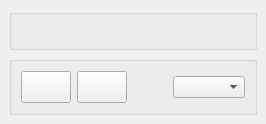
Before: the Qt Designer form src/components/core/inspector/ui/Inspector.ui in KelSolaar/sIBL_GUI, drawn with Qt 5.
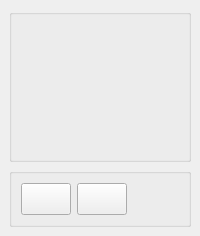
After: the same form once the commit is applied.

Commit message: Update "inspector" component ui.

Patch:
```diff
--- a/src/components/core/inspector/ui/Inspector.ui
+++ b/src/components/core/inspector/ui/Inspector.ui
@@ -7,10 +7,10 @@
   </property>
   <widget class="QWidget" name="Inspector_dockWidgetContents">
    <layout class="QGridLayout" name="Inspector_dockWidgetContents_gridLayout">
-    <item row="0" column="0">
+    <item row="0" column="0" colspan="2">
      <widget class="QGroupBox" name="Preview_groupBox">
       <property name="sizePolicy">
-       <sizepolicy hsizetype="Preferred" vsizetype="Maximum">
+       <sizepolicy hsizetype="Preferred" vsizetype="Expanding">
         <horstretch>0</horstretch>
         <verstretch>0</verstretch>
        </sizepolicy>
@@ -20,28 +20,74 @@
       </property>
       <layout class="QGridLayout" name="Preview_groupBox_gridLayout">
        <item row="0" column="0">
-        <widget class="QLabel" name="Image_label">
-         <property name="text">
-          <string/>
+        <widget class="QFrame" name="Overall_frame">
+         <property name="frameShadow">
+          <enum>QFrame::Raised</enum>
          </property>
+         <layout class="QGridLayout" name="Overall_frame_gridLayout">
+          <item row="0" column="0">
+           <widget class="QFrame" name="Title_frame">
+            <property name="frameShadow">
+             <enum>QFrame::Raised</enum>
+            </property>
+            <layout class="QGridLayout" name="Title_frame_gridLayout">
+             <item row="0" column="0">
+              <widget class="QLabel" name="Title_label">
+               <property name="text">
+                <string/>
+               </property>
+              </widget>
+             </item>
+            </layout>
+           </widget>
+          </item>
+          <item row="1" column="0">
+           <widget class="QFrame" name="Image_frame">
+            <property name="sizePolicy">
+             <sizepolicy hsizetype="Preferred" vsizetype="Expanding">
+              <horstretch>0</horstretch>
+              <verstretch>0</verstretch>
+             </sizepolicy>
+            </property>
+            <layout class="QGridLayout" name="Image_frame_gridLayout">
+             <item row="0" column="0">
+              <widget class="QLabel" name="Image_label">
+               <property name="text">
+                <string/>
+               </property>
+               <property name="alignment">
+                <set>Qt::AlignCenter</set>
+               </property>
+              </widget>
+             </item>
+            </layout>
+           </widget>
+          </item>
+          <item row="2" column="0">
+           <widget class="QFrame" name="Details_frame">
+            <layout class="QGridLayout" name="Details_frame_gridLayout">
+             <item row="0" column="0">
+              <widget class="QLabel" name="Details_label">
+               <property name="text">
+                <string/>
+               </property>
+              </widget>
+             </item>
+            </layout>
+           </widget>
+          </item>
+         </layout>
         </widget>
        </item>
       </layout>
      </widget>
     </item>
-    <item row="1" column="0">
+    <item row="1" column="0" colspan="2">
      <widget class="QGroupBox" name="Options_groupBox">
       <property name="title">
        <string/>
       </property>
       <layout class="QGridLayout" name="Options_groupBox_gridLayout">
-       <item row="1" column="3">
-        <widget class="QComboBox" name="__comboBox">
-         <property name="statusTip">
-          <string>Map Type Combo Box: Gps Map Display Type.</string>
-         </property>
-        </widget>
-       </item>
        <item row="1" column="2">
         <spacer name="Options_horizontalSpacer">
          <property name="orientation">
```
The commit also changes 2 other files.
